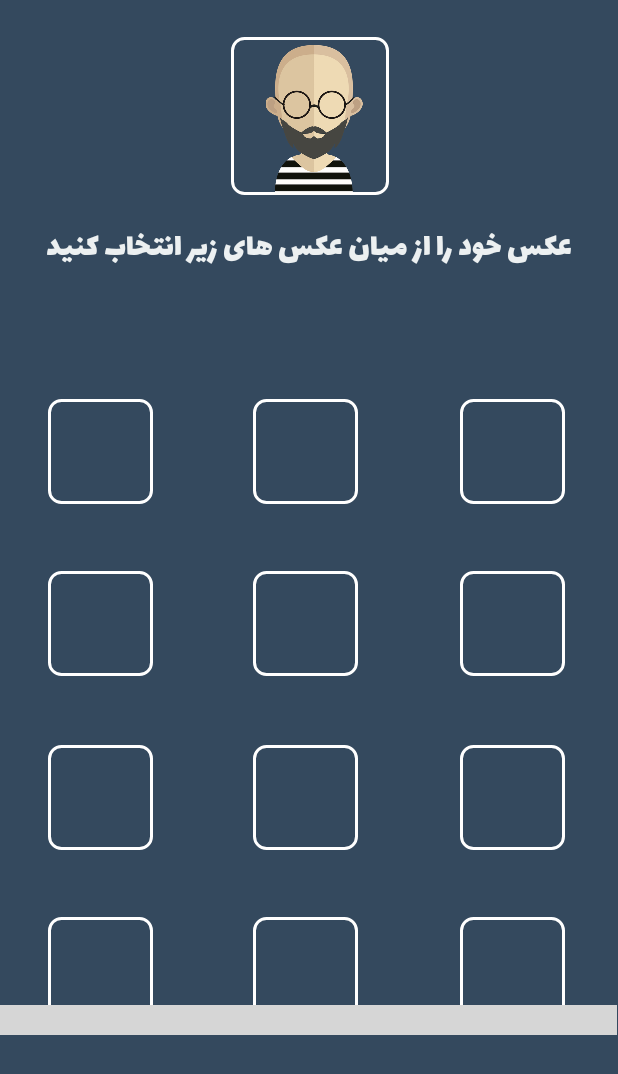
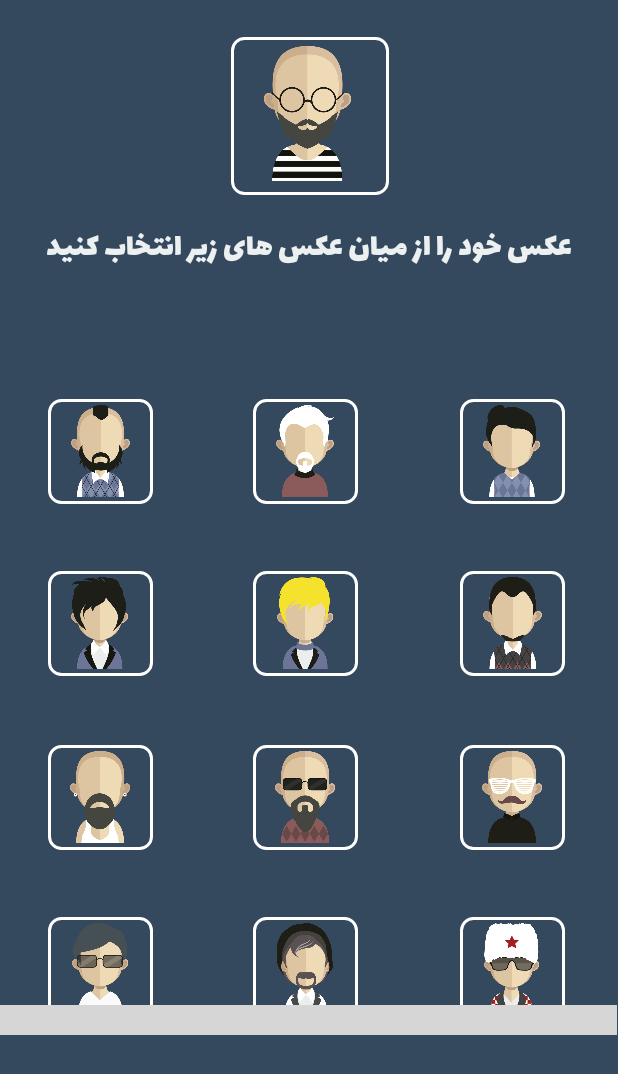
Before and after one commit to alirezaarv/projectSummer, an Android app: the FirstProfileImageFragment screen opened directly, with no data from a screen before it, on a phone screen of 412 x 824 dp. Shown: the top 1074 px of the screen. Run offline under Robolectric (Android 15) with nearby library versions, the phone set to English and light mode, and no system bars; libraries missing offline, so code that uses them is left out: com.anton46.stepsview, com.pixelcan.inkpageindicator; plain views replace StepsView; 12 statements that could not run were skipped; grey boxes are pictures that could not be loaded.

Commit message:
mohammadmahdi finish profile image page, image tags transfering

```diff
--- a/app/src/main/java/com/q20/projectsummer/ui/FirstProfileImageFragment.java
+++ b/app/src/main/java/com/q20/projectsummer/ui/FirstProfileImageFragment.java
@@ -40,7 +40,7 @@ public class FirstProfileImageFragment extends Fragment {
         ImageView view11 = (ImageView)view.findViewById(R.id.profile_image_page_image11);
         ImageView view12 = (ImageView)view.findViewById(R.id.profile_image_page_image12);
 
-/*        view1.setImageResource(R.drawable.char_m_2);
+        view1.setImageResource(R.drawable.char_m_2);
         view2.setImageResource(R.drawable.char_m_3);
         view3.setImageResource(R.drawable.char_m_4);
         view4.setImageResource(R.drawable.char_m_5);
@@ -51,7 +51,21 @@ public class FirstProfileImageFragment extends Fragment {
         view9.setImageResource(R.drawable.char_m_10);
         view10.setImageResource(R.drawable.char_m_11);
         view11.setImageResource(R.drawable.char_m_12);
-        view12.setImageResource(R.drawable.char_m_13);*/
+        view12.setImageResource(R.drawable.char_m_13);
+
+
+        view1.setTag(R.drawable.char_m_2);
+        view2.setTag(R.drawable.char_m_3);
+        view3.setTag(R.drawable.char_m_4);
+        view4.setTag(R.drawable.char_m_5);
+        view5.setTag(R.drawable.char_m_6);
+        view6.setTag(R.drawable.char_m_7);
+        view7.setTag(R.drawable.char_m_8);
+        view8.setTag(R.drawable.char_m_9);
+        view9.setTag(R.drawable.char_m_10);
+        view10.setTag(R.drawable.char_m_11);
+        view11.setTag(R.drawable.char_m_12);
+        view12.setTag(R.drawable.char_m_13);
 
         return view;
     }
--- a/app/src/main/java/com/q20/projectsummer/ui/GameActivity.java
+++ b/app/src/main/java/com/q20/projectsummer/ui/GameActivity.java
@@ -80,7 +80,7 @@ public class GameActivity extends CustomActivity {
         // Re-enter transition is executed when returning to this activity
         transition = new Slide();
         transition.setSlideEdge(Gravity.END);
-        transition.setDuration(500);
+        transition.setDuration(300);
         getWindow().setEnterTransition(transition);
         //getWindow().setSharedElementExitTransition(slideTransition);
         //getWindow().setExitTransition(slideTransition);
--- a/app/src/main/java/com/q20/projectsummer/ui/SecondProfileImageFragment.java
+++ b/app/src/main/java/com/q20/projectsummer/ui/SecondProfileImageFragment.java
@@ -41,7 +41,7 @@ public class SecondProfileImageFragment extends Fragment {
         ImageView view11 = (ImageView)view.findViewById(R.id.profile_image_page_image11);
         ImageView view12 = (ImageView)view.findViewById(R.id.profile_image_page_image12);
 
-/*        view1.setImageResource(R.drawable.char_m_14);
+        view1.setImageResource(R.drawable.char_m_14);
         view2.setImageResource(R.drawable.char_m_15);
         view3.setImageResource(R.drawable.char_m_16);
         view4.setImageResource(R.drawable.char_m_17);
@@ -52,7 +52,20 @@ public class SecondProfileImageFragment extends Fragment {
         view9.setImageResource(R.drawable.char_m_22);
         view10.setImageResource(R.drawable.char_m_23);
         view11.setImageResource(R.drawable.char_m_24);
-        view12.setImageResource(R.drawable.char_m_40);*/
+        view12.setImageResource(R.drawable.char_m_40);
+
+        view1.setTag(R.drawable.char_m_14);
+        view2.setTag(R.drawable.char_m_15);
+        view3.setTag(R.drawable.char_m_16);
+        view4.setTag(R.drawable.char_m_17);
+        view5.setTag(R.drawable.char_m_18);
+        view6.setTag(R.drawable.char_m_19);
+        view7.setTag(R.drawable.char_m_20);
+        view8.setTag(R.drawable.char_m_21);
+        view9.setTag(R.drawable.char_m_22);
+        view10.setTag(R.drawable.char_m_23);
+        view11.setTag(R.drawable.char_m_24);
+        view12.setTag(R.drawable.char_m_40);
 
         return view;
     }
--- a/app/src/main/res/layout/activity_main.xml
+++ b/app/src/main/res/layout/activity_main.xml
@@ -54,7 +54,7 @@
             android:id="@+id/main_activity_profile_image"
             android:layout_width="70dp"
             android:layout_height="70dp"
-            android:src="@drawable/char_m_40" />
+            android:src="@drawable/char_m_40"/>
 
     </com.non_android_programmers.responsivegui.ResponsiveRelativeLayout>
 
--- a/app/src/main/res/layout/activity_profile_image.xml
+++ b/app/src/main/res/layout/activity_profile_image.xml
@@ -17,11 +17,10 @@
 
         <com.non_android_programmers.responsivegui.ResponsiveImageView
             android:id="@+id/profile_image_page_main_image_image_view"
-            android:layout_width="@dimen/profile_image_page_image_size"
-            android:layout_height="@dimen/profile_image_page_image_size"
+            android:layout_width="90dp"
+            android:layout_height="90dp"
             android:layout_gravity="center"
-            android:layout_margin="5dp"
-            android:src="@drawable/char_m_40" />
+            android:layout_margin="5dp"/>
     </com.non_android_programmers.responsivegui.ResponsiveRelativeLayout>
 
     <com.q20.projectsummer.Custom.AutoResizeTextViewWithAfsanehFont
--- a/app/src/main/res/layout/profile_image_fragment_template.xml
+++ b/app/src/main/res/layout/profile_image_fragment_template.xml
@@ -18,7 +18,8 @@
             android:layout_marginTop="8dp"
             android:layout_marginLeft="8dp"
             android:layout_centerInParent="true"
-            android:scaleType="centerInside"/>
+            android:scaleType="centerInside"
+            android:onClick="image1"/>
     </com.non_android_programmers.responsivegui.ResponsiveRelativeLayout>
 
     <com.non_android_programmers.responsivegui.ResponsiveRelativeLayout
@@ -36,7 +37,8 @@
             android:layout_marginTop="8dp"
             android:layout_marginLeft="8dp"
             android:layout_centerInParent="true"
-            android:scaleType="centerInside"/>
+            android:scaleType="centerInside"
+            android:onClick="image2"/>
     </com.non_android_programmers.responsivegui.ResponsiveRelativeLayout>
 
 
@@ -55,7 +57,8 @@
             android:layout_marginTop="8dp"
             android:layout_marginLeft="8dp"
             android:layout_centerInParent="true"
-            android:scaleType="centerInside"/>
+            android:scaleType="centerInside"
+            android:onClick="image3"/>
     </com.non_android_programmers.responsivegui.ResponsiveRelativeLayout>
 
     <com.non_android_programmers.responsivegui.ResponsiveRelativeLayout
@@ -73,7 +76,8 @@
             android:layout_marginTop="8dp"
             android:layout_marginLeft="8dp"
             android:layout_centerInParent="true"
-            android:scaleType="centerInside"/>
+            android:scaleType="centerInside"
+            android:onClick="image4"/>
     </com.non_android_programmers.responsivegui.ResponsiveRelativeLayout>
 
     <com.non_android_programmers.responsivegui.ResponsiveRelativeLayout
@@ -91,7 +95,8 @@
             android:layout_marginTop="8dp"
             android:layout_marginLeft="8dp"
             android:layout_centerInParent="true"
-            android:scaleType="centerInside"/>
+            android:scaleType="centerInside"
+            android:onClick="image5"/>
     </com.non_android_programmers.responsivegui.ResponsiveRelativeLayout>
 
     <com.non_android_programmers.responsivegui.ResponsiveRelativeLayout
@@ -109,7 +114,8 @@
             android:layout_marginTop="8dp"
             android:layout_marginLeft="8dp"
             android:layout_centerInParent="true"
-            android:scaleType="centerInside"/>
+            android:scaleType="centerInside"
+            android:onClick="image6"/>
     </com.non_android_programmers.responsivegui.ResponsiveRelativeLayout>
 
     <com.non_android_programmers.responsivegui.ResponsiveRelativeLayout
@@ -127,7 +133,8 @@
             android:layout_marginTop="8dp"
             android:layout_marginLeft="8dp"
             android:layout_centerInParent="true"
-            android:scaleType="centerInside"/>
+            android:scaleType="centerInside"
+            android:onClick="image7"/>
     </com.non_android_programmers.responsivegui.ResponsiveRelativeLayout>
 
     <com.non_android_programmers.responsivegui.ResponsiveRelativeLayout
@@ -145,7 +152,8 @@
             android:layout_marginTop="8dp"
             android:layout_marginLeft="8dp"
             android:layout_centerInParent="true"
-            android:scaleType="centerInside"/>
+            android:scaleType="centerInside"
+            android:onClick="image8"/>
     </com.non_android_programmers.responsivegui.ResponsiveRelativeLayout>
 
     <com.non_android_programmers.responsivegui.ResponsiveRelativeLayout
@@ -163,7 +171,8 @@
             android:layout_marginTop="8dp"
             android:layout_marginLeft="8dp"
             android:layout_centerInParent="true"
-            android:scaleType="centerInside"/>
+            android:scaleType="centerInside"
+            android:onClick="image9"/>
     </com.non_android_programmers.responsivegui.ResponsiveRelativeLayout>
 
     <com.non_android_programmers.responsivegui.ResponsiveRelativeLayout
@@ -181,7 +190,8 @@
             android:layout_marginTop="8dp"
             android:layout_marginLeft="8dp"
             android:layout_centerInParent="true"
-            android:scaleType="centerInside"/>
+            android:scaleType="centerInside"
+            android:onClick="image10"/>
     </com.non_android_programmers.responsivegui.ResponsiveRelativeLayout>
 
     <com.non_android_programmers.responsivegui.ResponsiveRelativeLayout
@@ -199,7 +209,8 @@
             android:layout_marginTop="8dp"
             android:layout_marginLeft="8dp"
             android:layout_centerInParent="true"
-            android:scaleType="centerInside"/>
+            android:scaleType="centerInside"
+            android:onClick="image11"/>
     </com.non_android_programmers.responsivegui.ResponsiveRelativeLayout>
 
     <com.non_android_programmers.responsivegui.ResponsiveRelativeLayout
@@ -217,7 +228,8 @@
             android:layout_marginTop="8dp"
             android:layout_marginLeft="8dp"
             android:layout_centerInParent="true"
-            android:scaleType="centerInside"/>
+            android:scaleType="centerInside"
+            android:onClick="image12"/>
     </com.non_android_programmers.responsivegui.ResponsiveRelativeLayout>
 
 </com.non_android_programmers.responsivegui.ResponsiveRelativeLayout>
```
Also changed, not shown: app/src/main/java/com/q20/projectsummer/ui/MainActivity.java (+30 -5 lines), app/src/main/java/com/q20/projectsummer/ui/ProfileImageActivity.java (+60 -0 lines), app/src/main/java/com/q20/projectsummer/ui/RegisterPageActivity.java (+15 -1 lines).
